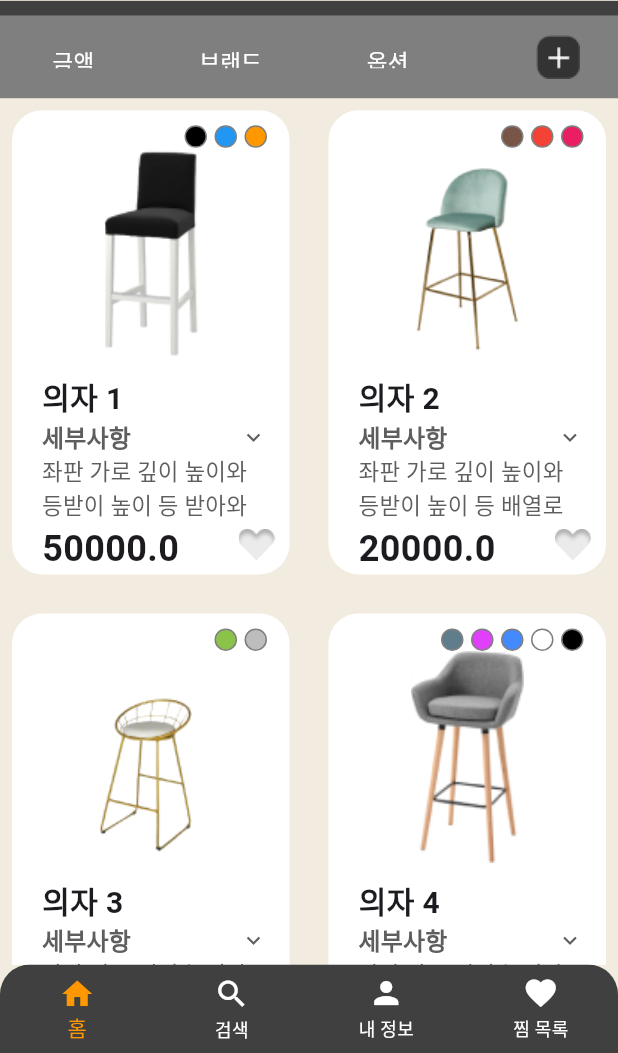
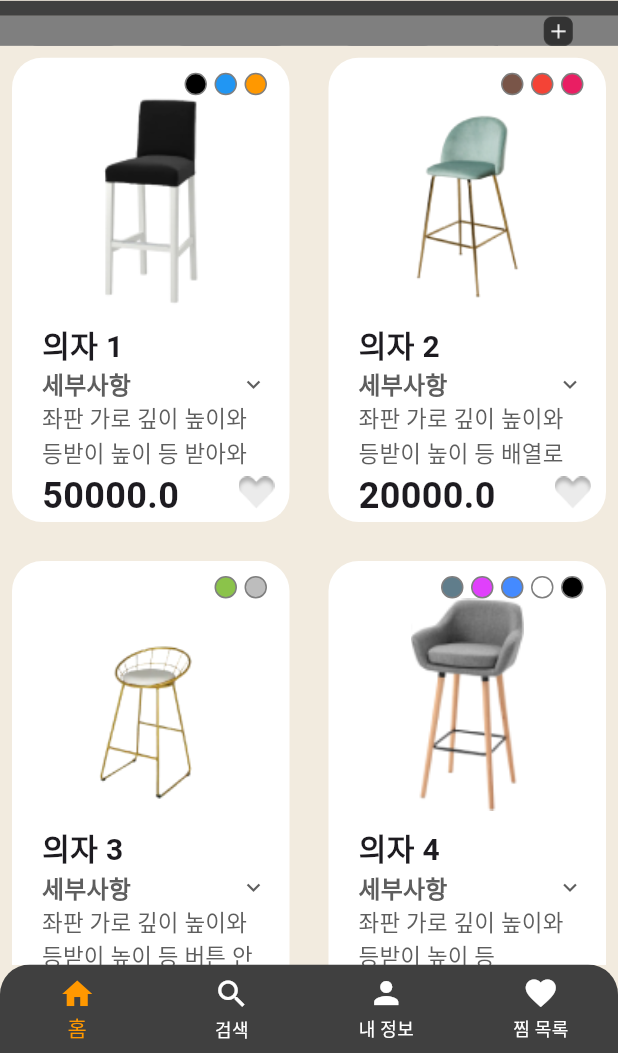
Before and after one commit to FUlcho23/ChairTeamProject, a Flutter app: the screen it shows after launch, after a tap on "로그인", on a phone screen of 412 x 824 dp, the part 183-1236 px from its top. Run offline on Flutter 3.47's test engine with Material 3 defaults, Android fonts, the phone set to English and light mode, and no system bars.

```diff
--- a/lib/firstpage.dart
+++ b/lib/firstpage.dart
@@ -134,7 +134,7 @@ class _FirstPage extends State<FirstPage> {
                   });
                 },
                 child: Container(
-                  height: MediaQuery.of(context).size.height * 1 / 15,
+                  height: 20,
                   color: Color(0xFF7F7F7F),
                   child: Row(
                     mainAxisAlignment: MainAxisAlignment.center,
```
